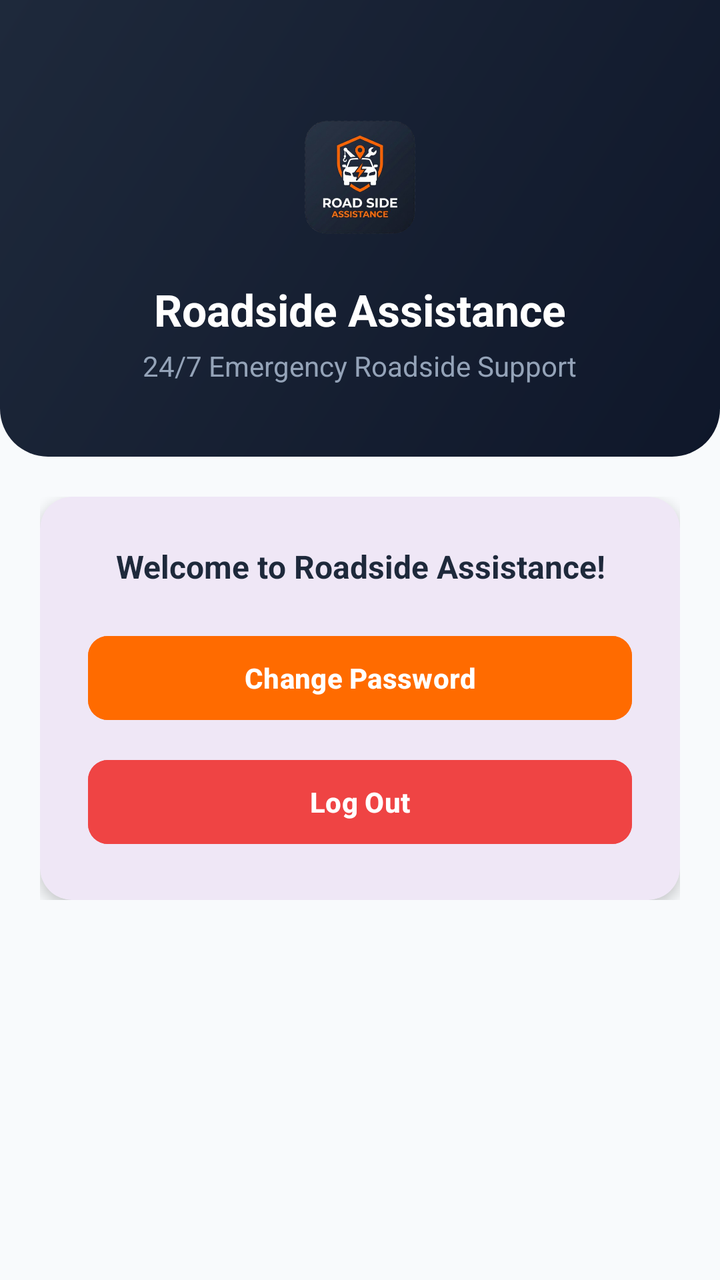
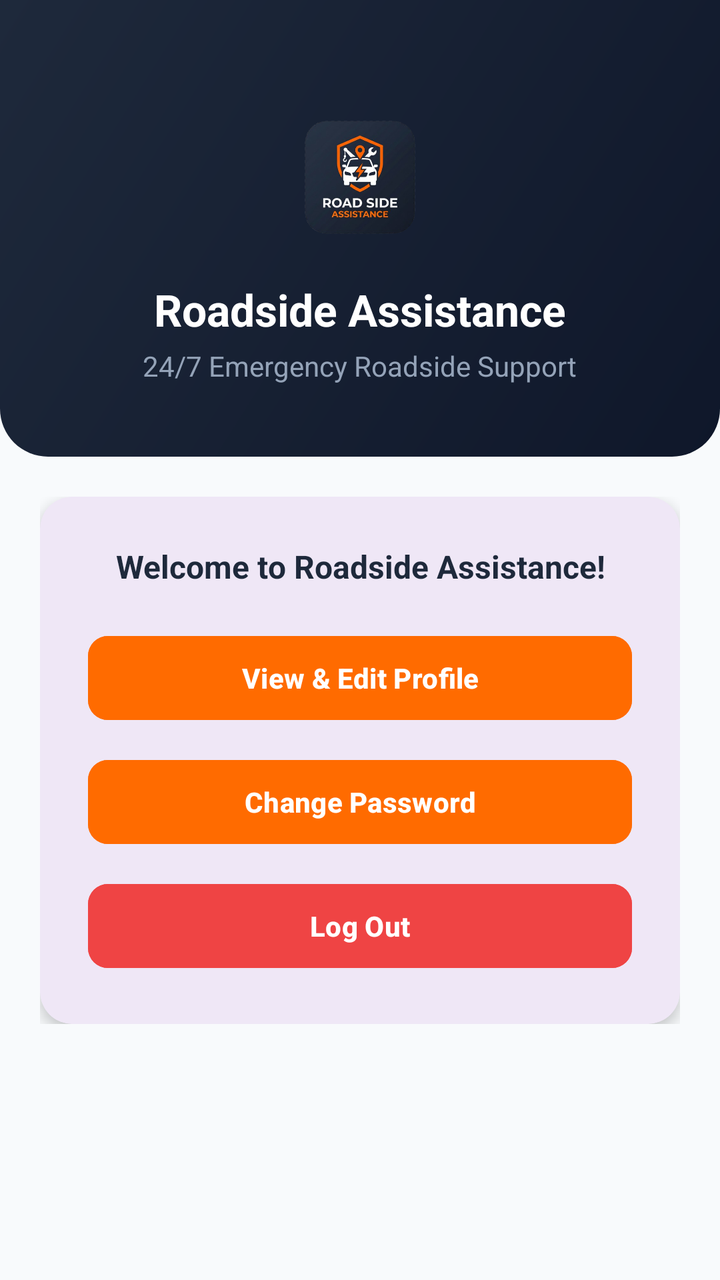

The first picture is an Android layout as it rendered before a commit; the second is the same layout after the commit. The layout source and the unified diff follow.
<!-- AndroidManifest.xml: application theme Theme.RoadSideAssistance -->
<!-- res/layout/activity_main.xml -->
<?xml version="1.0" encoding="utf-8"?>
<LinearLayout xmlns:android="http://schemas.android.com/apk/res/android"
    xmlns:app="http://schemas.android.com/apk/res-auto"
    xmlns:tools="http://schemas.android.com/tools"
    android:id="@+id/main"
    android:layout_width="match_parent"
    android:layout_height="match_parent"
    android:background="@color/bg_light"
    android:orientation="vertical"
    tools:context=".MainActivity">

    
    <LinearLayout
        android:layout_width="match_parent"
        android:layout_height="wrap_content"
        android:background="@drawable/bg_header_gradient"
        android:gravity="center"
        android:orientation="vertical"
        android:paddingStart="24dp"
        android:paddingTop="48dp"
        android:paddingEnd="24dp"
        android:paddingBottom="36dp">

        <ImageView
            android:layout_width="80dp"
            android:layout_height="80dp"
            android:adjustViewBounds="true"
            android:contentDescription="@string/app_name"
            android:scaleType="fitCenter"
            android:src="@drawable/logo" />

        <TextView
            android:id="@+id/tvWelcomeTitle"
            android:layout_width="wrap_content"
            android:layout_height="wrap_content"
            android:layout_marginTop="12dp"
            android:text="@string/app_name"
            android:textColor="@color/text_white"
            android:textSize="22sp"
            android:textStyle="bold" />

        <TextView
            android:id="@+id/tvWelcomeSubtitle"
            android:layout_width="wrap_content"
            android:layout_height="wrap_content"
            android:layout_marginTop="4dp"
            android:text="@string/app_tagline"
            android:textColor="@color/text_muted"
            android:textSize="14sp" />

    </LinearLayout>

    <LinearLayout
        android:layout_width="match_parent"
        android:layout_height="wrap_content"
        android:orientation="vertical"
        android:padding="20dp">

        <com.google.android.material.card.MaterialCardView
            android:layout_width="match_parent"
            android:layout_height="wrap_content"
            app:cardCornerRadius="16dp"
            app:cardElevation="4dp"
            app:strokeWidth="0dp">

            <LinearLayout
                android:layout_width="match_parent"
                android:layout_height="wrap_content"
                android:gravity="center"
                android:orientation="vertical"
                android:padding="24dp">

                <TextView
                    android:id="@+id/tvUserInfo"
                    android:layout_width="wrap_content"
                    android:layout_height="wrap_content"
                    android:gravity="center"
                    android:text="Welcome to Roadside Assistance!"
                    android:textColor="@color/text_primary"
                    android:textSize="16sp"
                    android:textStyle="bold" />

                <com.google.android.material.button.MaterialButton
                    android:id="@+id/btnChangePassword"
                    android:layout_width="match_parent"
                    android:layout_height="50dp"
                    android:layout_marginTop="20dp"
                    android:backgroundTint="@color/primary_orange"
                    android:text="Change Password"
                    android:textColor="@color/text_white"
                    android:textSize="14sp"
                    android:textStyle="bold"
                    app:cornerRadius="10dp" />

                <com.google.android.material.button.MaterialButton
                    android:id="@+id/btnLogout"
                    android:layout_width="match_parent"
                    android:layout_height="50dp"
                    android:layout_marginTop="12dp"
                    android:backgroundTint="@color/error_red"
                    android:text="Log Out"
                    android:textColor="@color/text_white"
                    android:textSize="14sp"
                    android:textStyle="bold"
                    app:cornerRadius="10dp" />

            </LinearLayout>

        </com.google.android.material.card.MaterialCardView>

    </LinearLayout>

</LinearLayout>
<!-- resources referenced by this layout -->
<resources>
  <color name="bg_light">#F8FAFC</color>
  <color name="error_red">#EF4444</color>
  <color name="primary_orange">#FF6B00</color>
  <color name="text_muted">#94A3B8</color>
  <color name="text_primary">#1E293B</color>
  <color name="text_white">#FFFFFF</color>
  <!-- drawable bg_header_gradient (drawable) -->
  <?xml version="1.0" encoding="utf-8"?>
  <shape xmlns:android="http://schemas.android.com/apk/res/android"
      android:shape="rectangle">
      <gradient
          android:angle="135"
          android:endColor="@color/splash_bg_end"
          android:startColor="@color/splash_bg_start" />
      <corners
          android:bottomLeftRadius="24dp"
          android:bottomRightRadius="24dp" />
  </shape>
  <!-- drawable logo: png bitmap (drawable, 157854 bytes) -->
  <string name="app_name">Roadside Assistance</string>
  <string name="app_tagline">24/7 Emergency Roadside Support</string>
  <style name="Theme.RoadSideAssistance" parent="Base.Theme.RoadSideAssistance" />
  <color name="splash_bg_end">#1E293B</color>
  <color name="splash_bg_start">#0F172A</color>
  <style name="Base.Theme.RoadSideAssistance" parent="Theme.Material3.DayNight.NoActionBar">
          
          
      </style>
</resources>

<!-- the commit's change to res/layout/activity_main.xml (unified diff, before → after) -->
@@ -81,10 +81,22 @@
                     android:textStyle="bold" />
 
                 <com.google.android.material.button.MaterialButton
+                    android:id="@+id/btnViewProfile"
+                    android:layout_width="match_parent"
+                    android:layout_height="50dp"
+                    android:layout_marginTop="20dp"
+                    android:backgroundTint="@color/primary_orange"
+                    android:text="View &amp; Edit Profile"
+                    android:textColor="@color/text_white"
+                    android:textSize="14sp"
+                    android:textStyle="bold"
+                    app:cornerRadius="10dp" />
+
+                <com.google.android.material.button.MaterialButton
                     android:id="@+id/btnChangePassword"
                     android:layout_width="match_parent"
                     android:layout_height="50dp"
-                    android:layout_marginTop="20dp"
+                    android:layout_marginTop="12dp"
                     android:backgroundTint="@color/primary_orange"
                     android:text="Change Password"
                     android:textColor="@color/text_white"
